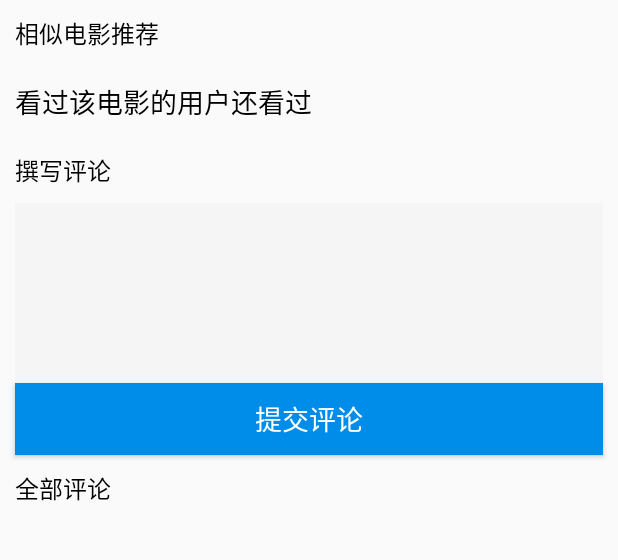
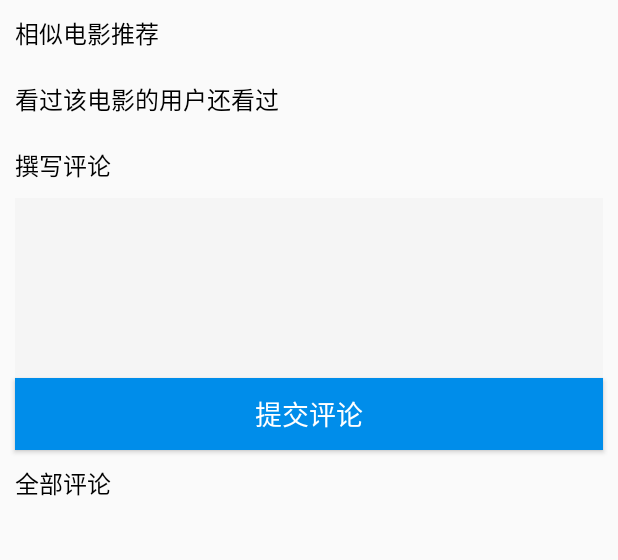
Before and after one commit to Ceilzcx/movie, an Android app: the MovieDetail screen opened directly, with no data from a screen before it, on a phone screen of 412 x 824 dp, the part 240-800 px from its top. Run offline under Robolectric (Android 15) with nearby library versions, the phone set to English and light mode, and no system bars; libraries missing offline, so code that uses them is left out: com.alibaba.fastjson; 7 statements that could not run were skipped.

Commit message:
update movie_detail

```diff
--- a/app/src/main/res/layout/activity_moviedetail.xml
+++ b/app/src/main/res/layout/activity_moviedetail.xml
@@ -151,7 +151,7 @@
         android:layout_width="wrap_content"
         android:layout_height="wrap_content"
         android:text="看过该电影的用户还看过"
-        android:textSize="18dp"
+        android:textSize="16dp"
         android:textColor="@color/colorBlack"
         app:layout_constraintTop_toBottomOf="@id/commendRecycelview"
         app:layout_constraintLeft_toLeftOf="@id/movie_detail_image"
```
